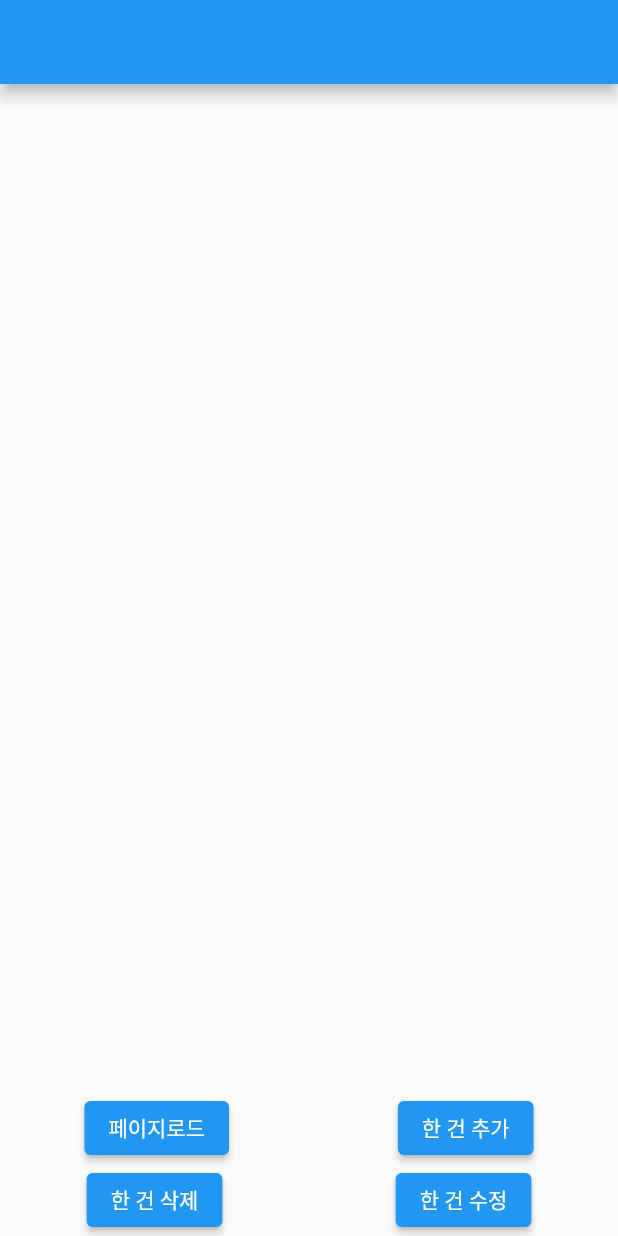
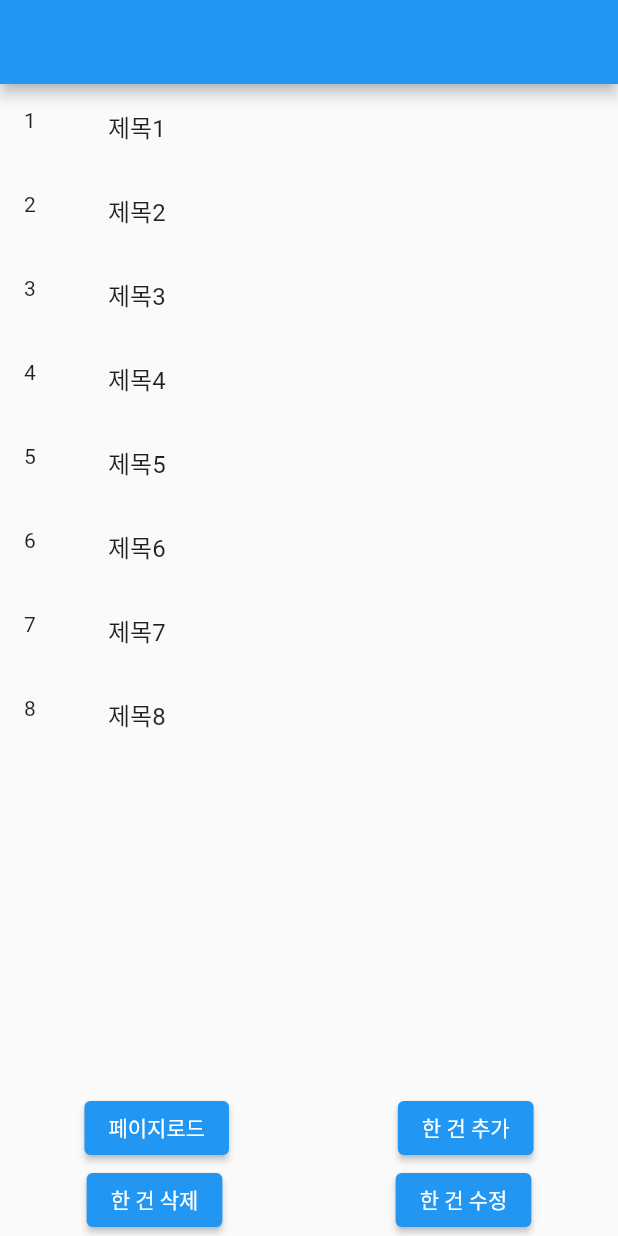
Before and after one commit to S-Sojung/flutter-riverpod-http-practice, a Flutter app: the screen it shows after launch, on a phone screen of 412 x 824 dp. Run offline on Flutter 3.47's test engine with Material 2 defaults, Android fonts, the phone set to English and light mode, and no system bars; our stand-ins replace flutter_riverpod.

Commit message:
최초 로딩 없이 화면 보이기

```diff
--- a/lib/main.dart
+++ b/lib/main.dart
@@ -1,5 +1,6 @@
 import 'package:flutter/material.dart';
 import 'package:flutter_riverpod/flutter_riverpod.dart';
+import 'package:http_riverpod_app/controller/post_controller.dart';
 
 import 'view/pages/post/home/post_home_page.dart';
 
@@ -11,13 +12,15 @@ void main() {
   );
 }
 
-class MyApp extends StatelessWidget {
+class MyApp extends ConsumerWidget {
   const MyApp({Key? key}) : super(key: key);
 
   @override
-  Widget build(BuildContext context) {
+  Widget build(BuildContext context, WidgetRef ref) {
+    PostController pc = ref.read(postController);
+
     return MaterialApp(
-      home: PostHomePage(),
+      home: PostHomePage(pc.findPosts()),
     );
   }
 }
--- a/lib/model/post/post_repository.dart
+++ b/lib/model/post/post_repository.dart
@@ -1,8 +1,16 @@
 
-
-import 'package:http_riverpod_app/dto/post/post_response_dto.dart';
 import 'package:http_riverpod_app/model/post/post.dart';
 
+List<Post> posts = [
+  Post(id: 1, title: "제목1",body: "ㅎㅇ",),
+  Post(id: 2, title: "제목2"),
+  Post(id: 3, title: "제목3"),
+  Post(id: 4, title: "제목4"),
+  Post(id: 5, title: "제목5"),
+  Post(id: 6, title: "제목6"),
+  Post(id: 7, title: "제목7"),
+  Post(id: 8, title: "제목8"),
+];
 
 //얘의 책임은 통신과 파싱, 여기서 화면 제어하게 하지 않는다.
 class PostRepository {
@@ -17,16 +25,7 @@ class PostRepository {
 
   Future<List<Post>> findAll() {
     return Future.delayed(Duration(seconds: 1), (){
-      return [
-        Post(id: 1, title: "제목1",body: "ㅎㅇ",),
-        Post(id: 2, title: "제목2"),
-        Post(id: 3, title: "제목3"),
-        Post(id: 4, title: "제목4"),
-        Post(id: 5, title: "제목5"),
-        Post(id: 6, title: "제목6"),
-        Post(id: 7, title: "제목7"),
-        Post(id: 8, title: "제목8"),
-      ];
+      return posts;
     });
   }
 
--- a/lib/view/pages/post/home/post_home_page.dart
+++ b/lib/view/pages/post/home/post_home_page.dart
@@ -4,10 +4,10 @@ import 'package:http_riverpod_app/controller/post_controller.dart';
 import 'package:http_riverpod_app/model/post/post.dart';
 import 'package:http_riverpod_app/view/pages/post/home/post_home_page_view_model.dart';
 
-import '../../../../dto/post/post_response_dto.dart';
 
 class PostHomePage extends ConsumerWidget {
-  const PostHomePage({Key? key}) : super(key: key);
+  final posts;
+  const PostHomePage(this.posts, {Key? key}) : super(key: key);
 
   @override
   Widget build(BuildContext context, WidgetRef ref) {
```
Also changed, not shown: lib/model/post/post.dart (+3 -19 lines).
